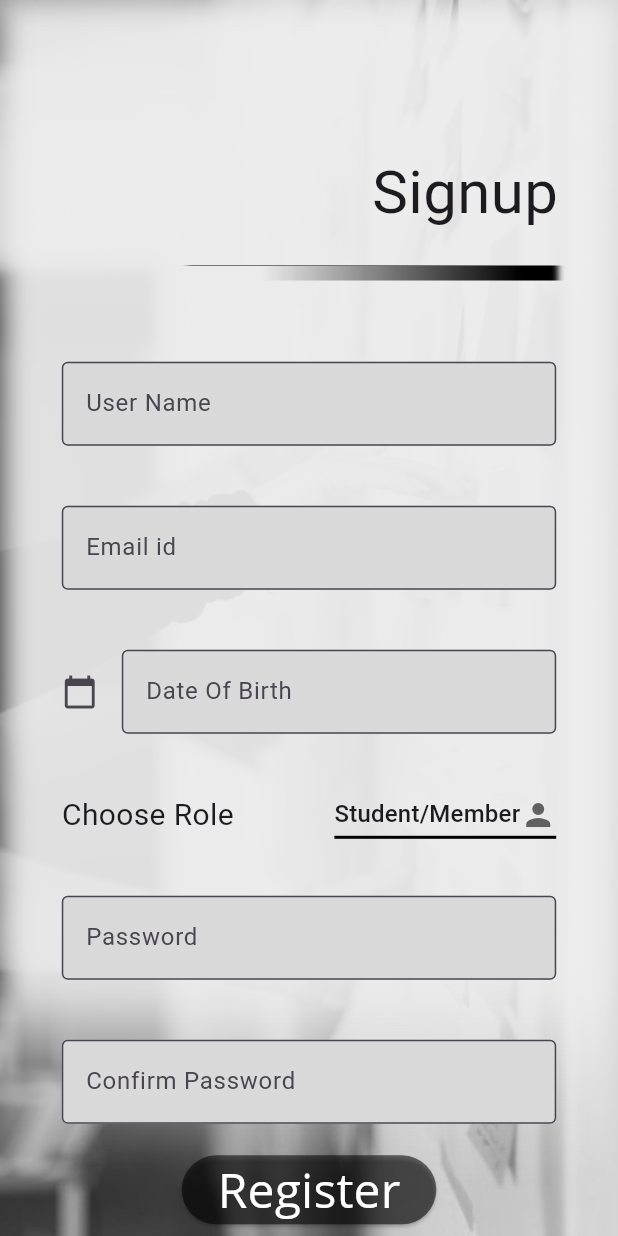
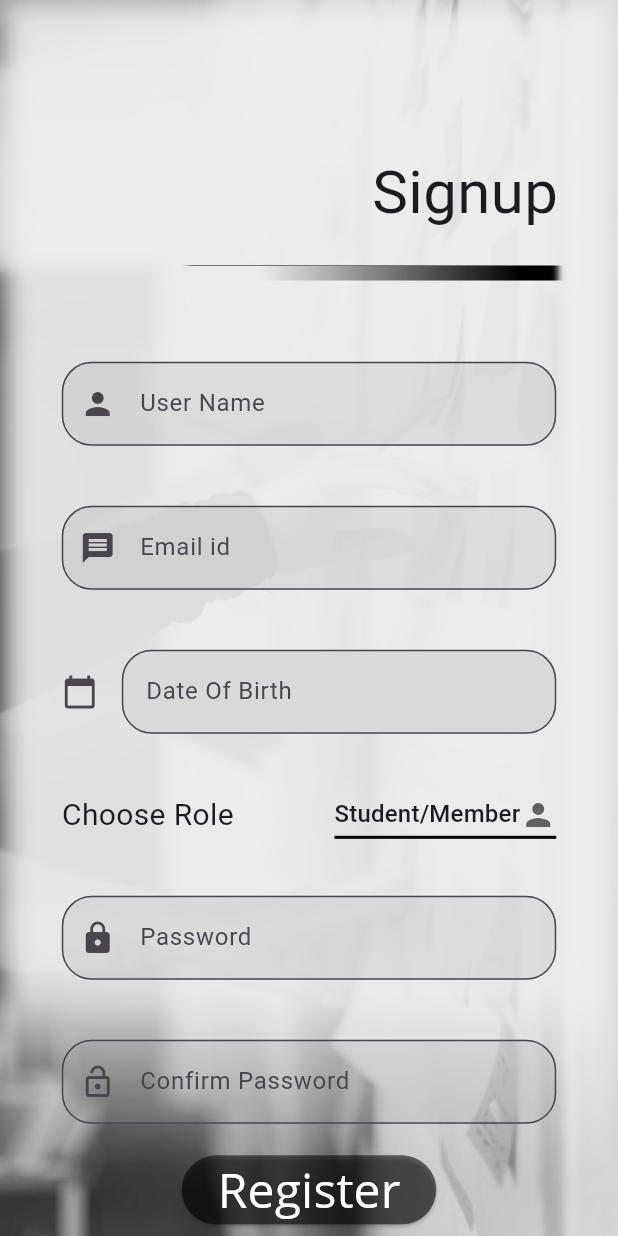
Before and after one commit to ReadyCoders/Avinya-app, a Flutter app: the screen it shows after launch, after a tap on "Get Started", after a tap on "I Dont Have An Account", on a phone screen of 412 x 824 dp. Run offline on Flutter 3.47's test engine with Material 2 defaults, Android fonts, the light colour scheme and no system bars; our stand-ins replace cloud_firestore, dotted_border, file_picker, firebase_auth, firebase_core, firebase_storage and 2 more; missing offline and left inert: outlined_text; accounts and stored records are empty; Roboto replaces fonts that are missing (Open Sans).

Commit message:
Authentication done.. Role based login ddone..

```diff
--- a/lib/modals/Classes.dart
+++ b/lib/modals/Classes.dart
@@ -26,6 +26,14 @@ class Projects{
   final String Websiteurl;
   final String id;
   Projects({required this.ProjectName, required this.Details, required this.Description, required this.ImageUrl, required this.Websiteurl,required this.id});
+}
+class Users{
+  final String Username;
+  final String emailid;
+  final String Dob;
+  final String role;
+  final String id;
 
+  Users({required this.Username, required this.emailid, required this.Dob, required this.role,required this.id});
 
 }
--- a/lib/modals/widgets.dart
+++ b/lib/modals/widgets.dart
@@ -223,3 +223,34 @@ class memberfeature extends StatelessWidget {
     ),width:width,height:70,child: Center(child: Text(text,style: TextStyle(color: myConstants.DarkBlue,fontWeight: FontWeight.bold,fontSize: 20),)));
   }
 }
+
+class ReusableTextfields extends StatelessWidget {
+  const ReusableTextfields({
+    super.key,
+    required this.controller, required this.isPassword, required this.icon, required this.text,
+  });
+
+  final TextEditingController controller;
+  final bool isPassword;
+  final IconData icon;
+  final String text;
+
+
+  @override
+  Widget build(BuildContext context) {
+    return TextField(
+      controller: controller,
+      obscureText: isPassword,
+      decoration: InputDecoration(
+        prefixIcon: Icon(icon),
+        filled: true,
+        fillColor: Colors.grey.withOpacity(.2),
+        labelText: text,
+        border: OutlineInputBorder(
+          borderRadius: BorderRadius.circular(20),
+        ),
+
+      ),
+    );
+  }
+}
--- a/lib/ui/login_page.dart
+++ b/lib/ui/login_page.dart
@@ -2,9 +2,13 @@ import 'dart:ui';
 
 import 'package:avinyaapp/app_state.dart';
 import 'package:avinyaapp/modals/constants.dart';
+import 'package:avinyaapp/modals/widgets.dart';
+import 'package:avinyaapp/services/services.dart';
+import 'package:avinyaapp/ui/EntrepreneursHomepage/entre_homepage.dart';
 import 'package:avinyaapp/ui/SocialHomepage/social_homepage.dart';
 import 'package:avinyaapp/ui/StudentHomepage/student_homepage.dart';
 import 'package:avinyaapp/ui/sign_up_page.dart';
+import 'package:firebase_auth/firebase_auth.dart';
 import 'package:flutter/material.dart';
 import 'package:provider/provider.dart';
 
@@ -16,13 +20,17 @@ class LoginPage extends StatefulWidget {
 }
 
 class _LoginPageState extends State<LoginPage> {
+  var _s= Services();
   @override
   Widget build(BuildContext context) {
     Constants myConstants = Constants();
     Size size = MediaQuery.of(context).size;
     var myapp = context.watch<ApplicationState>();
+    var emailid=TextEditingController();
+    var pwd= TextEditingController();
     return LayoutBuilder(
       builder: (BuildContext , BoxConstraints ) {
+
        return Scaffold(
          resizeToAvoidBottomInset: false,
          backgroundColor: Color(0xeeeeeeee),
@@ -81,35 +89,18 @@ class _LoginPageState extends State<LoginPage> {
                      children: [
                        //Center(child: Text("AVINYA", style: TextStyle(color: myConstants.DarkBlue,fontSize: 50),)),
 
-                       TextFormField(
-                         decoration: InputDecoration(
-                           labelText: "Email id",
-                           border: OutlineInputBorder(),
-
-                         ),
-                         onChanged: (text){
-                           myapp.namecontroller.text=text;
-                           myapp.notifyListeners();
-                         },
-                       ),
+                       ReusableTextfields(controller: myapp.emailController,isPassword: false, icon: Icons.person_2, text: 'Email Id',),
                        SizedBox(height: 40,),
-                       TextField(
-                         obscureText: true,
-                         //initialValue: "Password",
-                         decoration: InputDecoration(
-                           labelText: "Password",
-                           border: OutlineInputBorder()
-                         ),
-                         onChanged: (text){
-                           myapp.passwordcontroller.text=text;
-                           myapp.notifyListeners();
-                         },
-                       ),
+                       ReusableTextfields(controller: myapp.passwordcontroller, isPassword: true, icon: Icons.lock, text: "Password"),
                        SizedBox(height: 20,),
                        Row(
                          mainAxisAlignment: MainAxisAlignment.end,
                          children: [
-                           TextButton(child: Text("Forgot Password",style: TextStyle(fontSize:20,color:Colors.blue,decoration: TextDecoration.underline,decorationColor: Colors.blue),), onPressed: () {  },),
+                           TextButton(child: Text("Forgot Password",
+                             style: TextStyle(fontSize:20,color:Colors.blue,decoration: TextDecoration.underline,decorationColor: Colors.blue),),
+                             onPressed: () {
+                             print(emailid.text+"\n"+pwd.text);
+                             },),
 
                          ],
                        ),
@@ -125,10 +116,39 @@ class _LoginPageState extends State<LoginPage> {
 
                        SizedBox(height: 20,),
                        Center(child: ElevatedButton(
-                         onPressed: (){
-                           print(myapp.namecontroller.text);
-                           print(myapp.passwordcontroller.text);
-                           Navigator.pushReplacement(context, MaterialPageRoute(builder: (context)=>HomePageStudentsMembers()));
+                         onPressed: () async{
+                           Widget? page;
+                           FirebaseAuth.instance.signInWithEmailAndPassword(email: myapp.emailController.text, password: myapp.passwordcontroller.text).then((value) async {
+                             var role = await _s.fetchRole(myapp.emailController.text) as String;
+                             switch(role){
+                               case "Student/Member":
+                                 {
+                                   setState(() {
+                                     page = HomePageStudentsMembers();
+                                   });
+                                 }
+                                 break;
+                               case "Entrepreneurs":{
+                                 setState(() {
+                                   page= HomePageEntrepreneurs();
+                                 });
+
+                               }
+                               break;
+                               case "Social Welfare":{
+                                 setState(() {
+                                   page= HomePageSocial();
+                                 });
+
+                               }
+                             }
+                             print(role);
+                             Navigator.pushReplacement(context, MaterialPageRoute(builder: (context)=>page!));
+
+                           }).onError((error, stackTrace){
+                             print("Error: ${error.toString()}");
+                           });
+
                          },
                          child: Text("LOGIN",style: TextStyle(fontFamily: "Open Sans",fontSize: 32),),style: ElevatedButton.styleFrom(backgroundColor: Colors.black54,foregroundColor: Colors.white),)),
                        SizedBox(height: 30,),
--- a/lib/ui/sign_up_page.dart
+++ b/lib/ui/sign_up_page.dart
@@ -1,8 +1,12 @@
 import 'dart:ui';
 
 import 'package:avinyaapp/app_state.dart';
+import 'package:avinyaapp/modals/Classes.dart';
 import 'package:avinyaapp/modals/constants.dart';
+import 'package:avinyaapp/modals/widgets.dart';
+import 'package:avinyaapp/services/services.dart';
 import 'package:avinyaapp/ui/login_page.dart';
+import 'package:firebase_auth/firebase_auth.dart';
 import 'package:flutter/material.dart';
 import 'package:intl/intl.dart';
 import 'package:provider/provider.dart';
@@ -15,10 +19,9 @@ class SignUpPage extends StatefulWidget {
 }
 
 class _SignPageState extends State<SignUpPage> {
+  var _s = Services();
   @override
   Widget build(BuildContext context) {
-
-    Constants myConstants = Constants();
     Size size = MediaQuery.of(context).size;
     return LayoutBuilder(
         builder: (BuildContext , BoxConstraints ) {
@@ -72,43 +75,18 @@ class _SignPageState extends State<SignUpPage> {
                   width: size.width*.92,
                   height: size.height*.8,
                   child: Center(
-                    child: SingleChildScrollView(
-                      child: Container(
-                        width: size.width*.8,
-                        height: size.height*.7,
+                    child: SizedBox(
+                      width: size.width*.8,
+                      height: size.height*.7,
+                      child: SingleChildScrollView(
                         child: Column(
                           mainAxisAlignment: MainAxisAlignment.start,
                           crossAxisAlignment: CrossAxisAlignment.start,
                           children: [
                             //Center(child: Text("AVINYA", style: TextStyle(color: myConstants.DarkBlue,fontSize: 50),)),
-                            TextFormField(
-                              decoration: InputDecoration(
-                                fillColor: const Color(0xFFD9D9D9),
-                                filled: true,
-                                labelText: "User Name",
-                                hintText: "User Name",
-                                border: OutlineInputBorder(),
-                              ),
-                              onChanged: (text){
-                                myapp.namecontroller.text=text;
-                                myapp.notifyListeners();
-                              },
-                            ),
+                            ReusableTextfields(controller: myapp.namecontroller, isPassword: false, icon: Icons.person, text: "User Name"),
                             SizedBox(height: 40,),
-                            TextFormField(
-                              decoration: InputDecoration(
-                                fillColor: const Color(0xFFD9D9D9),
-                                filled: true,
-                                labelText: "Email id",
-                                hintText: "Email id",
-                                border: OutlineInputBorder(),
-
-                              ),
-                              onChanged: (text){
-                                myapp.emailController.text=text;
-                                myapp.notifyListeners();
-                              },
-                            ),
+                            ReusableTextfields(controller: myapp.emailController, isPassword: false, icon: Icons.message, text: "Email id"),
                             SizedBox(height: 40,),
                             TextField(
                               controller: myapp.datecontroller,
@@ -116,7 +94,9 @@ class _SignPageState extends State<SignUpPage> {
                                 fillColor: const Color(0xFFD9D9D9),
                                 filled: true,
                                 hintText: "Date Of Birth",
-                                border: OutlineInputBorder(),
+                                border: OutlineInputBorder(
+                                  borderRadius: BorderRadius.circular(20)
+                                ),
                                 icon: Icon(Icons.calendar_today),
                               ),
                               readOnly: true,
@@ -161,44 +141,51 @@ class _SignPageState extends State<SignUpPage> {
                               ],
                             ),
                             SizedBox(height: 30,),
-                            TextFormField(
-                              //initialValue: "Password",
-                              decoration: InputDecoration(
-                                  fillColor: const Color(0xFFD9D9D9),
-                                  filled: true,
-                                  labelText: "Password",
-                                  border: OutlineInputBorder()
-                              ),
-                              obscureText: true,
-                              onChanged: (text){
-                                myapp.passwordcontroller.text=text;
-                                myapp.notifyListeners();
-                              },
-                            ),
+                            ReusableTextfields(controller: myapp.passwordcontroller, isPassword: true, icon: Icons.lock, text: "Password"),
                             SizedBox(height: 40,),
-                            TextFormField(
-                              //initialValue: "Password",
-                              decoration: InputDecoration(
-
-                                  fillColor: const Color(0xFFD9D9D9),
-                                  filled: true,
-                                  labelText: "Confirm Password",
-                                  border: OutlineInputBorder(),
-                              ),
-                              obscureText: true,
-                              onChanged: (text){
-                                myapp.confirmpasswordcontroller.text=text;
-                                myapp.notifyListeners();
-                              },
-                            ),
+                            ReusableTextfields(controller: myapp.confirmpasswordcontroller, isPassword: true, icon: Icons.lock_open, text: "Confirm Password"),
                             SizedBox(height: 20,),
                             Center(child: ElevatedButton(
 
                                 style: ElevatedButton.styleFrom(backgroundColor: Colors.black54,foregroundColor: Colors.white),
                                 onPressed: (){
-                              Navigator.pushReplacement(context, MaterialPageRoute(builder: (context)=>LoginPage()));
-                              print(myapp.namecontroller.text);
-                              print(myapp.dropdown);
+                                  if(myapp.passwordcontroller.text==myapp.confirmpasswordcontroller.text && myapp.namecontroller.text!=null && myapp.datecontroller.text!=null &&
+                                  myapp.emailController.text!="" && myapp.passwordcontroller.text!="" && myapp.confirmpasswordcontroller.text!="") {
+                                    var currentuser = Users(
+                                        Username: myapp.namecontroller.text,
+                                        emailid: myapp.emailController.text,
+                                        Dob: myapp.datecontroller.text,
+                                        role: myapp.dropdown,
+                                        id: myapp.emailController.text+(myapp.passwordcontroller.text.length.toString()));
+                                    FirebaseAuth.instance
+                                        .createUserWithEmailAndPassword(
+                                        email: myapp.emailController.text,
+                                        password: myapp.passwordcontroller.text)
+                                        .then((value) {
+                                          print("Created user");
+                                      _s.addUser(currentuser);
+                                      Navigator.pushReplacement(context,
+                                          MaterialPageRoute(
+                                              builder: (context) =>
+                                                  LoginPage()));
+                                    }).onError((error, stackTrace) {
+                                      print("Error: ${error.toString()}");
+                                    });
+                                  }
+                                  else if(myapp.passwordcontroller.text!=myapp.confirmpasswordcontroller.text){
+                                    final snackbar = SnackBar(content: Padding(
+                                      padding: const EdgeInsets.all(8.0),
+                                      child: const Text("Passwords dont match"),
+                                    ));
+                                    ScaffoldMessenger.of(context).showSnackBar(snackbar);
+                                  }
+                                  else{
+                                    final snackbar = SnackBar(content: Padding(
+                                      padding: const EdgeInsets.all(8.0),
+                                      child: const Text("Please fill all the fields"),
+                                    ));
+                                    ScaffoldMessenger.of(context).showSnackBar(snackbar);
+                                  }
                             }, child: Text("Register",style: TextStyle(fontFamily: "Open Sans",fontSize: 32),))),
 
 
--- a/pubspec.yaml
+++ b/pubspec.yaml
@@ -22,6 +22,7 @@ dependencies:
   url_launcher: any
   file_picker: any
   firebase_storage: any
+  firebase_auth: any
 
 
 dev_dependencies:
```
Also changed, not shown: lib/services/services.dart (+24 -0 lines), pubspec.lock, 1 other file.
